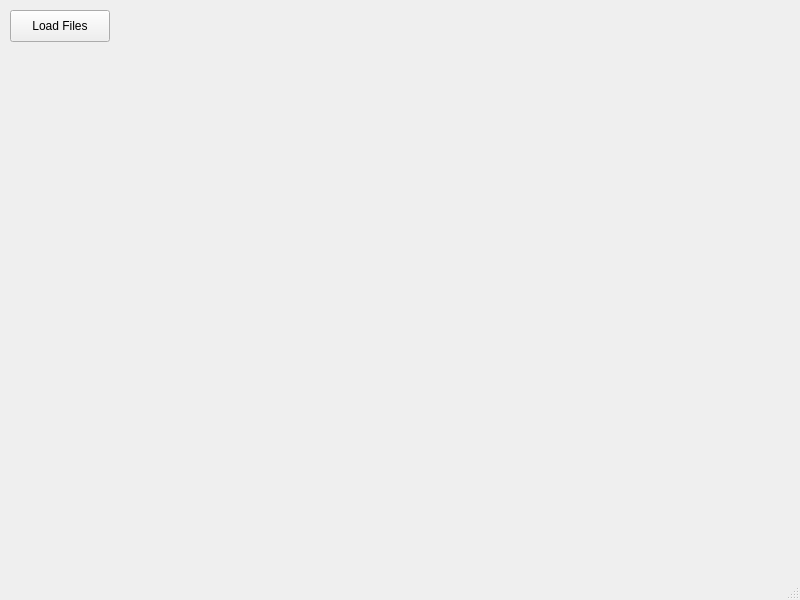
nicole-chau/volume-renderer, file mainwindow.ui: the form before one commit.
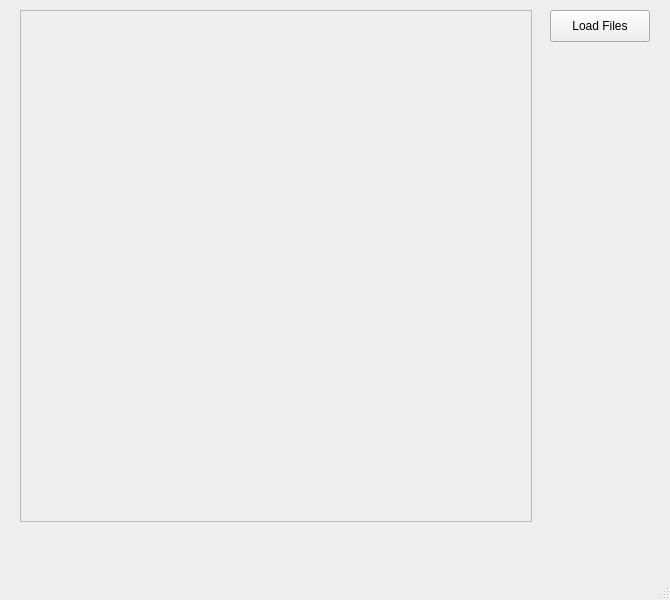
The form after the commit.

What changed in the file:
```diff
--- a/mainwindow.ui
+++ b/mainwindow.ui
@@ -6,7 +6,7 @@
    <rect>
     <x>0</x>
     <y>0</y>
-    <width>800</width>
+    <width>670</width>
     <height>600</height>
    </rect>
   </property>
@@ -17,7 +17,7 @@
    <widget class="QPushButton" name="loadButton">
     <property name="geometry">
      <rect>
-      <x>10</x>
+      <x>550</x>
       <y>10</y>
       <width>100</width>
       <height>32</height>
@@ -27,6 +27,31 @@
      <string>Load Files</string>
     </property>
    </widget>
+   <widget class="QGraphicsView" name="scene_display">
+    <property name="enabled">
+     <bool>false</bool>
+    </property>
+    <property name="geometry">
+     <rect>
+      <x>20</x>
+      <y>10</y>
+      <width>512</width>
+      <height>512</height>
+     </rect>
+    </property>
+    <property name="verticalScrollBarPolicy">
+     <enum>Qt::ScrollBarAlwaysOff</enum>
+    </property>
+    <property name="horizontalScrollBarPolicy">
+     <enum>Qt::ScrollBarAlwaysOff</enum>
+    </property>
+    <property name="sizeAdjustPolicy">
+     <enum>QAbstractScrollArea::AdjustToContents</enum>
+    </property>
+    <property name="interactive">
+     <bool>false</bool>
+    </property>
+   </widget>
   </widget>
   <widget class="QMenuBar" name="menubar">
    <property name="geometry">
```
Left out of the diff: 2 changed lines with no effect on the pictures.
